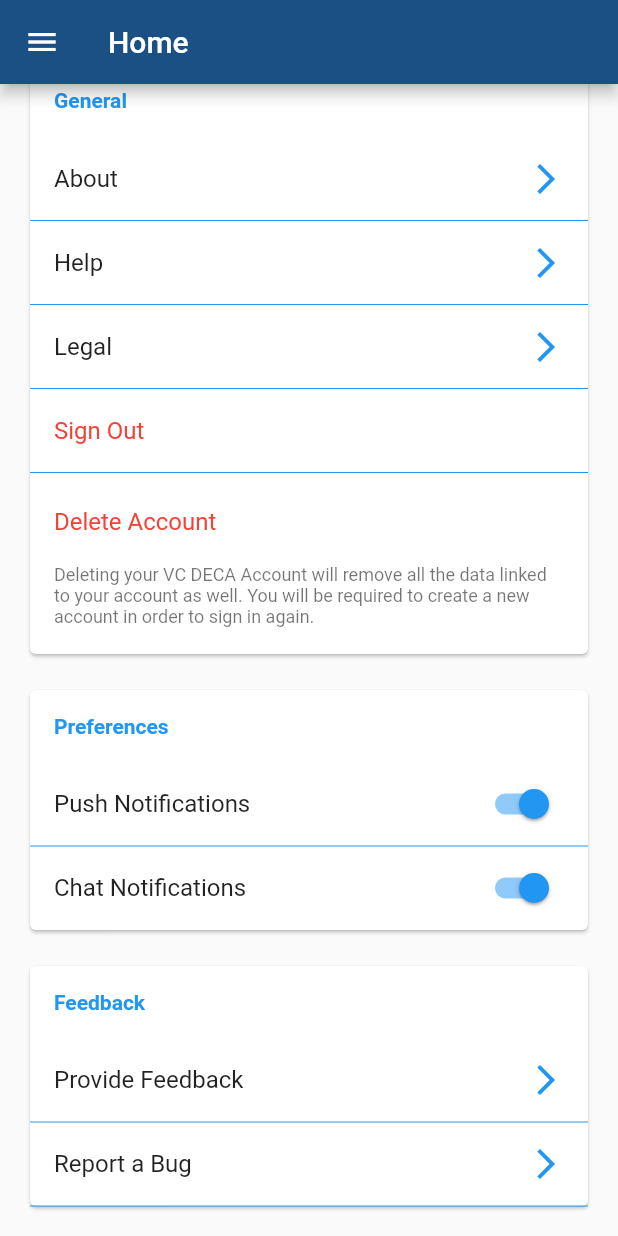
After one commit to Team3256/myWB-flutter, a Flutter app: the SettingsPage screen opened directly, scrolled down 398 dp, after a tap on "About", on a phone screen of 412 x 824 dp. The commit adds this screen. Run offline on Flutter 3.47's test engine with Material 2 defaults, Android fonts, the light colour scheme and no system bars; our stand-ins replace fluro, progress_indicators, shared_preferences; missing offline and left inert: intro_views_flutter; accounts and stored records are empty; network calls fail; Roboto replaces fonts that are missing (Product Sans); statements that could not run were skipped.

Commit message:
Restructured tab bar to an app drawer inferface

```diff
--- /dev/null
+++ b/lib/home/home_page.dart
@@ -0,0 +1,28 @@
+import 'package:flutter/material.dart';
+import 'package:mywb_flutter/user_info.dart';
+import 'package:mywb_flutter/theme.dart';
+import 'package:mywb_flutter/user_drawer.dart';
+
+class HomePage extends StatefulWidget {
+  @override
+  _HomePageState createState() => _HomePageState();
+}
+
+class _HomePageState extends State<HomePage> {
+  @override
+  Widget build(BuildContext context) {
+    return Scaffold(
+      appBar: new AppBar(
+        title: new Text("Home"),
+        backgroundColor: mainColor,
+      ),
+      drawer: new UserDrawer(),
+      body: new Container(
+        color: Colors.white,
+        child: new Center(
+          child: new Text("Home"),
+        ),
+      ),
+    );
+  }
+}
--- /dev/null
+++ b/lib/inventory/inventory_page.dart
@@ -0,0 +1,28 @@
+import 'package:flutter/material.dart';
+import 'package:mywb_flutter/user_info.dart';
+import 'package:mywb_flutter/theme.dart';
+import 'package:mywb_flutter/user_drawer.dart';
+
+class InventoryPage extends StatefulWidget {
+  @override
+  _InventoryPageState createState() => _InventoryPageState();
+}
+
+class _InventoryPageState extends State<InventoryPage> {
+  @override
+  Widget build(BuildContext context) {
+    return Scaffold(
+      appBar: new AppBar(
+        title: new Text("Inventory"),
+        backgroundColor: mainColor,
+      ),
+      drawer: new UserDrawer(),
+      body: new Container(
+        color: Colors.white,
+        child: new Center(
+          child: new Text("Inventory"),
+        ),
+      ),
+    );
+  }
+}
--- a/lib/main.dart
+++ b/lib/main.dart
@@ -1,8 +1,16 @@
 import 'package:flutter/material.dart';
+import 'package:mywb_flutter/home/home_page.dart';
+import 'package:mywb_flutter/inventory/inventory_page.dart';
+import 'package:mywb_flutter/outreach/outreach_page.dart';
+import 'package:mywb_flutter/scouting/scout_page.dart';
+import 'package:mywb_flutter/settings/settings_page.dart';
+import 'package:mywb_flutter/startup/auth_checker.dart';
 import 'package:mywb_flutter/startup/onboarding_page.dart';
 import 'package:mywb_flutter/startup/login_page.dart';
 import 'package:fluro/fluro.dart';
+import 'package:mywb_flutter/theme.dart';
 import 'user_info.dart';
+import 'package:shared_preferences/shared_preferences.dart';
 
 void main() {
 
@@ -10,12 +18,33 @@ void main() {
     return new LoginPage();
   }));
 
+  router.define('/logged', handler: new Handler(handlerFunc: (BuildContext context, Map<String, dynamic> params) {
+    return new HomePage();
+  }));
+
+  router.define('/scout', handler: new Handler(handlerFunc: (BuildContext context, Map<String, dynamic> params) {
+    return new ScoutPage();
+  }));
+
+  router.define('/outreach', handler: new Handler(handlerFunc: (BuildContext context, Map<String, dynamic> params) {
+    return new OutreachPage();
+  }));
+
+  router.define('/inventory', handler: new Handler(handlerFunc: (BuildContext context, Map<String, dynamic> params) {
+    return new InventoryPage();
+  }));
+
+  router.define('/settings', handler: new Handler(handlerFunc: (BuildContext context, Map<String, dynamic> params) {
+    return new SettingsPage();
+  }));
+
   runApp(
     new MaterialApp(
       title: "myWB",
-      home: LoginPage(),
+      home: AuthCheckerPage(),
       onGenerateRoute: router.generator,
       debugShowCheckedModeBanner: false,
+      theme: mainTheme
     )
   );
 }
--- /dev/null
+++ b/lib/outreach/outreach_page.dart
@@ -0,0 +1,28 @@
+import 'package:flutter/material.dart';
+import 'package:mywb_flutter/theme.dart';
+import 'package:mywb_flutter/user_info.dart';
+import 'package:mywb_flutter/user_drawer.dart';
+
+class OutreachPage extends StatefulWidget {
+  @override
+  _OutreachPageState createState() => _OutreachPageState();
+}
+
+class _OutreachPageState extends State<OutreachPage> {
+  @override
+  Widget build(BuildContext context) {
+    return Scaffold(
+      appBar: new AppBar(
+        title: new Text("Outreach"),
+        backgroundColor: mainColor,
+      ),
+      drawer: new UserDrawer(),
+      body: new Container(
+        color: Colors.white,
+        child: new Center(
+          child: new Text("Outreach"),
+        ),
+      ),
+    );
+  }
+}
--- /dev/null
+++ b/lib/scouting/scout_page.dart
@@ -0,0 +1,28 @@
+import 'package:flutter/material.dart';
+import 'package:mywb_flutter/user_info.dart';
+import 'package:mywb_flutter/user_drawer.dart';
+import 'package:mywb_flutter/theme.dart';
+
+class ScoutPage extends StatefulWidget {
+  @override
+  _ScoutPageState createState() => _ScoutPageState();
+}
+
+class _ScoutPageState extends State<ScoutPage> {
+  @override
+  Widget build(BuildContext context) {
+    return Scaffold(
+      appBar: new AppBar(
+        title: new Text("Scout"),
+        backgroundColor: mainColor,
+      ),
+      drawer: new UserDrawer(),
+      body: new Container(
+        color: Colors.white,
+        child: new Center(
+          child: new Text("Scout"),
+        ),
+      ),
+    );
+  }
+}
--- /dev/null
+++ b/lib/settings/settings_page.dart
@@ -0,0 +1,190 @@
+import 'package:flutter/material.dart';
+import 'package:mywb_flutter/user_info.dart';
+import 'package:mywb_flutter/theme.dart';
+import 'package:mywb_flutter/user_drawer.dart';
+
+class SettingsPage extends StatefulWidget {
+  @override
+  _SettingsPageState createState() => _SettingsPageState();
+}
+
+class _SettingsPageState extends State<SettingsPage> {
+  @override
+  Widget build(BuildContext context) {
+    return Scaffold(
+      appBar: new AppBar(
+        title: new Text("Home"),
+        backgroundColor: mainColor,
+      ),
+      drawer: new UserDrawer(),
+      body: new SingleChildScrollView(
+        padding: EdgeInsets.all(16.0),
+        child: Column(
+          children: <Widget>[
+            new Card(
+              color: Colors.white,
+              child: Column(
+                children: <Widget>[
+                  new Container(
+                    width: 1000.0,
+                    padding: EdgeInsets.all(16.0),
+                    child: new Text(
+                      firstName + " " + lastName,
+                      style: TextStyle(
+                          fontSize: 25.0,
+                          color: Colors.blue,
+                          fontFamily: "Product Sans",
+                          fontWeight: FontWeight.bold
+                      ),
+                    ),
+                  ),
+                  new Container(
+                    color: Colors.white,
+                    child: new Column(
+                      children: <Widget>[
+                        new ListTile(
+                          title: new Text("Email", style: TextStyle(fontFamily: "Product Sans"),),
+                          trailing: new Text(email, style: TextStyle(fontSize: 16.0, fontFamily: "Product Sans")),
+                        ),
+                        new ListTile(
+                          title: new Text("Phone", style: TextStyle(fontFamily: "Product Sans",)),
+                          trailing: new Text(phone, style: TextStyle(fontSize: 16.0, fontFamily: "Product Sans")),
+                        ),
+                        new ListTile(
+                          title: new Text("Birthday", style: TextStyle(fontFamily: "Product Sans",)),
+                          trailing: new Text(birthday, style: TextStyle(fontSize: 14.0, fontFamily: "Product Sans")),
+                        ),
+                        new ListTile(
+                          title: new Text("Role", style: TextStyle(fontFamily: "Product Sans",)),
+                          trailing: new Text(role, style: TextStyle(fontSize: 16.0, fontFamily: "Product Sans")),
+                        ),
+                        new ListTile(
+                          title: new Text("Update Profile", style: TextStyle(fontFamily: "Product Sans", color: Colors.blue), textAlign: TextAlign.center,),
+                          onTap: () {
+                          },
+                        )
+                      ],
+                    ),
+                  )
+                ],
+              ),
+            ),
+            new Padding(padding: EdgeInsets.all(8.0)),
+            new Card(
+              child: Column(
+                crossAxisAlignment: CrossAxisAlignment.start,
+                children: <Widget>[
+                  new Container(
+                    padding: EdgeInsets.all(16.0),
+                    child: new Text("General", style: TextStyle(color: Colors.blue, fontFamily: "Product Sans", fontWeight: FontWeight.bold),),
+                  ),
+                  new ListTile(
+                    title: new Text("About", style: TextStyle(fontFamily: "Product Sans",)),
+                    trailing: new Icon(Icons.arrow_forward_ios, color: Colors.blue),
+                    onTap: () {
+                    },
+                  ),
+                  new Divider(height: 0.0, color: Colors.blue),
+                  new ListTile(
+                    title: new Text("Help", style: TextStyle(fontFamily: "Product Sans",)),
+                    trailing: new Icon(Icons.arrow_forward_ios, color: Colors.blue),
+                    onTap: () {
+                    },
+                  ),
+                  new Divider(height: 0.0, color: Colors.blue),
+                  new ListTile(
+                      title: new Text("Legal", style: TextStyle(fontFamily: "Product Sans",)),
+                      trailing: new Icon(Icons.arrow_forward_ios, color: Colors.blue),
+                      onTap: () {
+//                      showLicensePage(
+//                          context: context,
+//                          applicationVersion: appFull + appStatus,
+//                          applicationName: "VC DECA App",
+//                          applicationLegalese: appLegal,
+//                          applicationIcon: new Image.asset(
+//                            'images/logo_blue_trans',
+//                            height: 35.0,
+//                          )
+//                      );
+                      }
+                  ),
+                  new Divider(height: 0.0, color: Colors.blue),
+                  new ListTile(
+                    title: new Text("Sign Out", style: TextStyle(color: Colors.red, fontFamily: "Product Sans"),),
+                  ),
+                  new Divider(height: 0.0, color: Colors.blue),
+                  new ListTile(
+                    title: new Text("\nDelete Account\n", style: TextStyle(color: Colors.red, fontFamily: "Product Sans"),),
+                    subtitle: new Text("Deleting your VC DECA Account will remove all the data linked to your account as well. You will be required to create a new account in order to sign in again.\n", style: TextStyle(fontSize: 12.0, fontFamily: "Product Sans")),
+                  )
+                ],
+              ),
+            ),
+            new Padding(padding: EdgeInsets.all(8.0)),
+            new Card(
+              child: Column(
+                crossAxisAlignment: CrossAxisAlignment.start,
+                children: <Widget>[
+                  new Container(
+                    padding: EdgeInsets.all(16.0),
+                    child: new Text("Preferences", style: TextStyle(color: Colors.blue, fontWeight: FontWeight.bold, fontFamily: "Product Sans"),),
+                  ),
+                  new SwitchListTile(
+                    title: new Text("Push Notifications", style: TextStyle(fontFamily: "Product Sans",)),
+                    value: true,
+                    onChanged: (bool value) {
+                    },
+                  ),
+                  new Divider(height: 0.0, color: Colors.blue),
+                  new SwitchListTile(
+                    title: new Text("Chat Notifications", style: TextStyle(fontFamily: "Product Sans",)),
+                    value: true,
+                    onChanged: (bool value) {
+                    },
+                  ),
+//                new Divider(height: 0.0, color: Colors.blue),
+//                new SwitchListTile(
+//                  title: new Text("Dark Mode", style: TextStyle(fontFamily: "Product Sans",)),
+//                  value: darkMode,
+//                  onChanged: (bool value) {
+//                    setState(() {
+//                      darkMode = value;
+//                      databaseRef.child("users").child(userID).update({"darkMode": darkMode});
+//                    });
+//                  },
+//                ),
+                ],
+              ),
+            ),
+            new Padding(padding: EdgeInsets.all(8.0)),
+            new Card(
+              child: Column(
+                crossAxisAlignment: CrossAxisAlignment.start,
+                children: <Widget>[
+                  new Container(
+                    padding: EdgeInsets.all(16.0),
+                    child: new Text("Feedback", style: TextStyle(color: Colors.blue, fontWeight: FontWeight.bold, fontFamily: "Product Sans"),),
+                  ),
+                  new ListTile(
+                    title: new Text("Provide Feedback", style: TextStyle(fontFamily: "Product Sans",)),
+                    trailing: new Icon(Icons.arrow_forward_ios, color: Colors.blue),
+                    onTap: () {
+                    },
+                  ),
+                  new Divider(height: 0.0, color: Colors.blue),
+                  new ListTile(
+                    title: new Text("Report a Bug", style: TextStyle(fontFamily: "Product Sans",)),
+                    trailing: new Icon(Icons.arrow_forward_ios, color: Colors.blue),
+                    onTap: () {
+                    },
+                  ),
+                  new Divider(height: 0.0, color: Colors.blue),
+                ],
+              ),
+            ),
+          ],
+        ),
+      )
+    );
+  }
+}
--- a/lib/theme.dart
+++ b/lib/theme.dart
@@ -1,3 +1,7 @@
 import 'package:flutter/material.dart';
 
 final mainColor = Color(0xFF1B5084);
+
+final mainTheme = new ThemeData(
+  primaryColor: mainColor,
+);
--- /dev/null
+++ b/lib/user_drawer.dart
@@ -0,0 +1,207 @@
+import 'package:flutter/material.dart';
+import 'user_info.dart';
+import 'package:fluro/fluro.dart';
+import 'theme.dart';
+
+class UserDrawer extends StatefulWidget {
+  @override
+  _UserDrawerState createState() => _UserDrawerState();
+}
+
+class _UserDrawerState extends State<UserDrawer> {
+
+  void signOutBottomSheetMenu() {
+    showModalBottomSheet(
+        context: context,
+        builder: (builder){
+          return SafeArea(
+            child: new Column(
+              mainAxisSize: MainAxisSize.min,
+              children: <Widget>[
+                new ListTile(
+                  title: new Text('Are you sure you want to sign out?'),
+                ),
+                new ListTile(
+                  leading: new Icon(Icons.check),
+                  title: new Text('Yes, sign me out!'),
+                  onTap: () {
+                    router.navigateTo(context, '/login', transition: TransitionType.fadeIn, clearStack: true);
+                  },
+                ),
+                new ListTile(
+                  leading: new Icon(Icons.clear),
+                  title: new Text('Cancel'),
+                  onTap: () {
+                    router.pop(context);
+                  },
+                ),
+              ],
+            ),
+          );
+        }
+    );
+  }
+
+  Color getTileColor(String tile) {
+    if (tile == currentPage) {
+      return mainColor;
+    }
+    else {
+      return null;
+    }
+  }
+
+  @override
+  Widget build(BuildContext context) {
+    return new Container(
+      width: MediaQuery.of(context).size.width - 50,
+      child: new Scaffold(
+        bottomNavigationBar: new SafeArea(
+          child: Container(
+              color: null,
+              height: 135.0,
+              padding: EdgeInsets.fromLTRB(0.0, 0.0, 0.0, 16.0),
+              child: new Column(
+                mainAxisAlignment: MainAxisAlignment.end,
+                crossAxisAlignment: CrossAxisAlignment.center,
+                children: <Widget>[
+                  new Image.asset(
+                    'images/wblogo.png',
+                    height: 35.0,
+                  ),
+                  new Padding(padding: EdgeInsets.all(8.0)),
+                  new ListTile(
+                    title: new RaisedButton(
+                      child: new Text("Sign Out", style: TextStyle(fontFamily: "Product Sans", fontSize: 17.0)),
+                      color: Colors.red,
+                      textColor: Colors.white,
+                      onPressed: signOutBottomSheetMenu,
+                    ),
+                  ),
+                ],
+              )
+          ),
+        ),
+        body: new SingleChildScrollView(
+          child: Column(
+            mainAxisAlignment: MainAxisAlignment.start,
+            children: <Widget>[
+              new Container(
+                  padding: EdgeInsets.all(16.0),
+                  color: mainColor,
+                  height: 200.0,
+                  width: 1000.0,
+                  child: new Stack(
+                    children: <Widget>[
+                      new Column(
+                        mainAxisAlignment: MainAxisAlignment.end,
+                        children: <Widget>[
+                          new Padding(padding: EdgeInsets.all(50.0)),
+                          new Row(
+                            children: <Widget>[
+                              new ClipOval(
+                                child: new Image.asset(
+                                  'images/default-profile.png',
+                                  width: 50.0,
+                                  height: 50.0,
+                                  fit: BoxFit.fill,
+                                ),
+                              ),
+                              new Padding(padding: EdgeInsets.all(8.0)),
+                              new Text(
+                                firstName + " " + lastName,
+                                style: TextStyle(
+                                    fontSize: 25.0,
+                                    color: Colors.white,
+                                    fontFamily: "Product Sans",
+                                    fontWeight: FontWeight.bold
+                                ),
+                              ),
+                            ],
+                          )
+                        ],
+                      )
+                    ],
+                  )
+              ),
+              new Container(
+                padding: EdgeInsets.all(8.0),
+                child: new Column(
+                  children: <Widget>[
+                    new ListTile(
+                      title: new Text(email, style: TextStyle(fontSize: 16.0)),
+                      leading: Icon(Icons.email),
+                    ),
+                    new ListTile(
+                      title: new Text(role, style: TextStyle(fontSize: 16.0)),
+                      leading: Icon(Icons.verified_user),
+                    ),
+                    new Divider(
+                      color: Colors.grey,
+                      height: 20.0,
+                    ),
+                    new ListTile(
+                      title: new Text("Home", style: TextStyle(fontSize: 16.0, color: getTileColor("Home"))),
+                      leading: Icon(Icons.home, color: getTileColor("Home"), size: 25.0,),
+                      onTap: () {
+                        setState(() {
+                          currentPage = "Home";
+                          router.pop(context);
+                          router.navigateTo(context, '/logged', transition: TransitionType.fadeIn, clearStack: true);
+                        });
+                      },
+                    ),
+                    new ListTile(
+                      title: new Text("Scouting", style: TextStyle(fontSize: 16.0, color: getTileColor("Scouting"))),
+                      leading: new Image.asset('images/scout.png', color: getTileColor("Scouting"), height: 25.0,),
+                      onTap: () {
+                        setState(() {
+                          currentPage = "Scouting";
+                          router.pop(context);
+                          router.navigateTo(context, '/scout', transition: TransitionType.fadeIn, clearStack: true);
+                        });
+                      },
+                    ),
+                    new ListTile(
+                      title: new Text("Outreach", style: TextStyle(fontSize: 16.0, color: getTileColor("Outreach"))),
+                      leading: Icon(Icons.people, color: getTileColor("Outreach"), size: 25.0,),
+                      onTap: () {
+                        setState(() {
+                          currentPage = "Outreach";
+                          router.pop(context);
+                          router.navigateTo(context, '/outreach', transition: TransitionType.fadeIn, clearStack: true);
+                        });
+                      },
+                    ),
+                    new ListTile(
+                      title: new Text("Inventory", style: TextStyle(fontSize: 16.0, color: getTileColor("Inventory"))),
+                      leading: Icon(Icons.storage, color: getTileColor("Inventory"), size: 25.0,),
+                      onTap: () {
+                        setState(() {
+                          currentPage = "Inventory";
+                          router.pop(context);
+                          router.navigateTo(context, '/inventory', transition: TransitionType.fadeIn, clearStack: true);
+                        });
+                      },
+                    ),
+                    new ListTile(
+                      title: new Text("Settings", style: TextStyle(fontSize: 16.0, color: getTileColor("Settings"))),
+                      leading: Icon(Icons.settings, color: getTileColor("Settings"), size: 25.0,),
+                      onTap: () {
+                        setState(() {
+                          currentPage = "Settings";
+                          router.pop(context);
+                          router.navigateTo(context, '/settings', transition: TransitionType.fadeIn, clearStack: true);
+                        });
+                      },
+                    ),
+                  ],
+                ),
+              )
+            ],
+          ),
+        ),
+      ),
+    );
+  }
+}
--- a/lib/user_info.dart
+++ b/lib/user_info.dart
@@ -3,4 +3,16 @@ import 'package:fluro/fluro.dart';
 
 final router = Router();
 
-String authToken = "";
+String currentPage = "Home";
+
+String authToken = "eyJhbGciOiJIUzI1NiJ9.eyJzdWIiOiJ5ZWV0QGV4YW1wbGUuZ292Iiwic2NvcGVzIjoiUk9MRV9TVFVERU5ULFJPTEVfVVNFUiIsImlhdCI6MTU0Njg5OTU4NiwiZXhwIjoxNTYyNjc5NTg2fQ.1W1D1UrenkUNQUIJq5B_DNAZRI67-EB9q0MPa8BoiOA";
+
+String firstName = "[ERROR]";
+String middleName = "[ERROR]";
+String lastName = "[ERROR]";
+String email = "[ERROR]";
+String birthday = "[ERROR]";
+String phone = "[ERROR]";
+String gender = "[ERROR]";
+
+String role = "[ERROR]";
--- a/pubspec.yaml
+++ b/pubspec.yaml
@@ -19,6 +19,7 @@ dependencies:
   intro_views_flutter: ^2.4.0
   progress_indicators: ^0.1.2
   http: ^0.12.0
+  shared_preferences: ^0.4.3
   # The following adds the Cupertino Icons font to your application.
   # Use with the CupertinoIcons class for iOS style icons.
   cupertino_icons: ^0.1.2
@@ -50,6 +51,8 @@ flutter:
     - images/slide3.png
     - images/slide4.png
     - images/wblogo.png
+    - images/default-profile.png
+    - images/scout.png
 
   # An image asset can refer to one or more resolution-specific "variants", see
   # https://flutter.io/assets-and-images/#resolution-aware.
```
Also changed, not shown: lib/startup/auth_checker.dart (added, +62 -0 lines), lib/startup/login_page.dart (+71 -25 lines), images/default-profile.png (added), images/scout.png (added), 3 other files.
